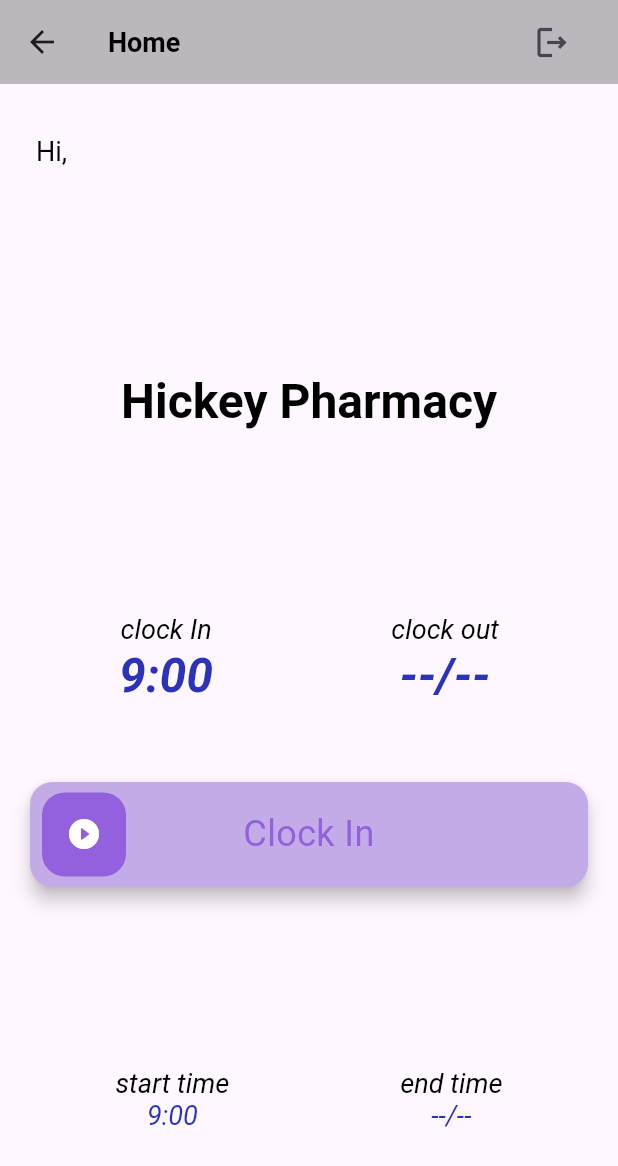
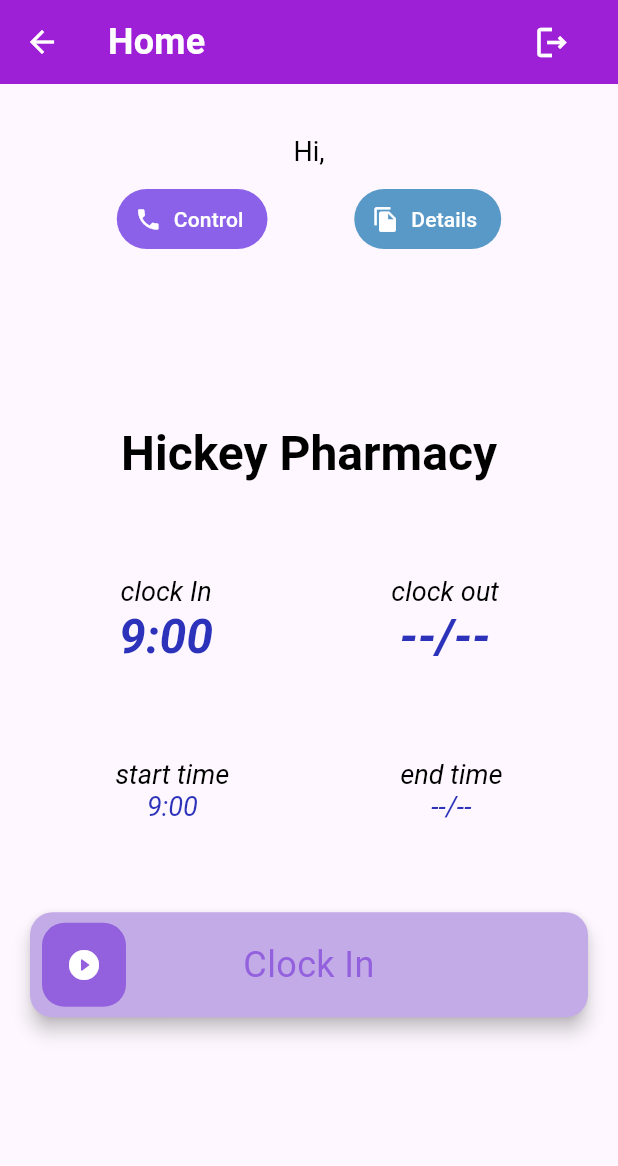
Before and after one commit to joshanjohn/TelMe, a Flutter app: the HomeSection screen opened directly with empty values, on a phone screen of 412 x 824 dp. Shown: the top 1166 px of the screen. Run offline on Flutter 3.47's test engine with Material 3 defaults, Android fonts, the phone set to English and light mode, and no system bars; drawn by our look-alikes of slide_to_act; our stand-ins replace cloud_firestore, firebase_auth, firebase_core, shared_preferences; accounts and stored records are empty.

Commit message:
Change home screen UI

```diff
--- a/telme/lib/views/sections/home/home.dart
+++ b/telme/lib/views/sections/home/home.dart
@@ -22,6 +22,8 @@
     final _themeData = Theme.of(ctx);
     return Scaffold(
       appBar: AppBar(
+        foregroundColor: Colors.white,
+        backgroundColor: Color.fromARGB(255, 157, 32, 215),
         actions: [
           IconButton(
             onPressed: () {
@@ -40,10 +42,11 @@
         ],
         title: Text(
           "Home",
-          style: _themeData.textTheme.displayMedium!
-              .copyWith(fontWeight: FontWeight.bold),
+          style: _themeData.textTheme.titleMedium?.copyWith(
+            color: Colors.white,
+            fontWeight: FontWeight.bold,
           ),
-        backgroundColor: Colors.black26,
+        ),
       ),
       body: Container(
         width: double.infinity,
@@ -57,7 +60,9 @@
 
             Expanded(
               flex: 1,
-              child: RichText(
+              child: Column(
+                children: [
+                  RichText(
                     text: TextSpan(
                       text: "Hi,",
                       style: _themeData.textTheme.displayMedium,
@@ -70,11 +75,37 @@
                     ),
                     textAlign: TextAlign.center,
                   ),
+                  SizedBox(height: 5,),
+                  Row(
+                    mainAxisAlignment: MainAxisAlignment.spaceEvenly,
+                    children: [
+                      TextButton.icon(
+                        onPressed: () {},
+                        label: Text("Control"),
+                        icon: Icon(Icons.phone),
+                        style: TextButton.styleFrom(
+                          backgroundColor: Color.fromARGB(203, 111, 58, 227),
+                          foregroundColor: Colors.white
+                        ),
+                      ),
+                      TextButton.icon(
+                        onPressed: () {},
+                        label: Text("Details"),
+                        icon: Icon(Icons.file_copy),
+                        style: TextButton.styleFrom(
+                          backgroundColor: Color.fromARGB(202, 45, 128, 184),
+                          foregroundColor: Colors.white,
+                        ),
+                      )
+                    ],
+                  )
+                ],
+              ),
             ),
             // time detials
 
             Expanded(
-              flex: 5,
+              flex: 4,
               child: Column(
                 mainAxisAlignment: MainAxisAlignment.spaceEvenly,
                 children: [
@@ -84,10 +115,11 @@
                       style: _themeData.textTheme.titleLarge,
                     ),
                   ),
-                  const SizedBox(height: 20),
                   ClockTiming(widget: widget),
                   // ClockButton
                   // ClockButton(),
+                  // display start and end timing
+                  ShiftTiming(widget: widget),
                   SlideAction(
                     onSubmit: () async {
                       await Future.delayed(Duration(seconds: 25));
@@ -100,12 +132,13 @@
                     elevation: 5,
                     sliderRotate: false,
                     innerColor: Color.fromARGB(255, 147, 97, 221),
-                    sliderButtonIcon: Icon(Icons.play_circle_filled_rounded, color: Colors.white,),
+                    sliderButtonIcon: Icon(
+                      Icons.play_circle_filled_rounded,
+                      color: Colors.white,
+                    ),
                   ),
 
-                  const SizedBox(height: 20),
-                  // display start and end timing
-                  ShiftTiming(widget: widget),
+                  const SizedBox(height: 5),
                 ],
               ),
             ),
--- a/telme/lib/views/sections/shift/shift.dart
+++ b/telme/lib/views/sections/shift/shift.dart
@@ -16,7 +16,6 @@
   Widget build(BuildContext context) {
     final _themeData = Theme.of(context);
     return Scaffold(
-        backgroundColor: Color.fromARGB(90, 138, 149, 170),
       appBar: AppBar(
         foregroundColor: Colors.white,
         backgroundColor: Color.fromARGB(255, 157, 32, 215),
```
Lines whose indentation alone changed are shown as unchanged.
